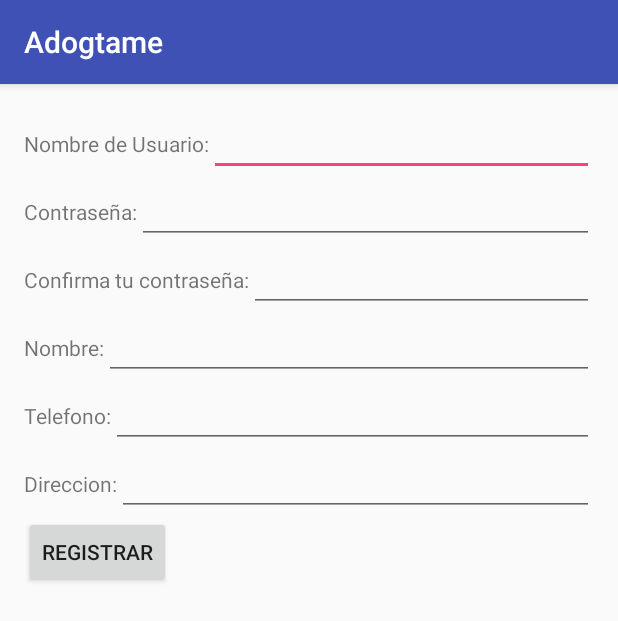
After one commit to CharlyGaleana/Adogtame, an Android app: the Registro screen opened directly, with no data from a screen before it, on a phone screen of 412 x 824 dp. The commit adds this screen. Shown: the top 621 px of the screen. Run offline under Robolectric (Android 15) with nearby library versions, the phone set to English and light mode, and no system bars.

Commit message:
Main Activity y Clase para manejo de base datos

```diff
--- a/Adogtame/app/src/main/AndroidManifest.xml
+++ b/Adogtame/app/src/main/AndroidManifest.xml
@@ -15,6 +15,7 @@
                 <category android:name="android.intent.category.LAUNCHER" />
             </intent-filter>
         </activity>
+        <activity android:name=".Registro"></activity>
     </application>
 
 </manifest>
--- /dev/null
+++ b/Adogtame/app/src/main/java/com/example/cgaleanah/adogtame/AdminSQLiteOpenHelper.java
@@ -0,0 +1,31 @@
+package com.example.cgaleanah.adogtame;
+
+import android.content.Context;
+import android.database.sqlite.SQLiteDatabase;
+import android.database.sqlite.SQLiteOpenHelper;
+
+/**
+ * Created by CGALEANAH on 03/05/2017.
+ */
+
+public class AdminSQLiteOpenHelper extends SQLiteOpenHelper{
+
+    public AdminSQLiteOpenHelper(Context context, String name, SQLiteDatabase.CursorFactory factory, int version) {
+        super(context, name, factory, version);
+    }
+
+    @Override
+    public void onCreate(SQLiteDatabase db) {
+        db.execSQL("create table usuarios(usuario text primary key, contraseña text, nombre text, telefono text, direccion text)");
+        db.execSQL("create table perros(nombre text, sexo text, raza text, edad text)");
+    }
+
+    @Override
+    public void onUpgrade(SQLiteDatabase db, int oldVersion, int newVersion) {
+        db.execSQL("drop table if exists usuarios");
+        db.execSQL("create table usuarios(usuario text primary key, nombre text, telefono text, direccion text)");
+        db.execSQL("drop table if exists perros");
+        db.execSQL("create table perros(nombre text, sexo text, raza text, edad text)");
+    }
+
+}
--- a/Adogtame/app/src/main/java/com/example/cgaleanah/adogtame/MainActivity.java
+++ b/Adogtame/app/src/main/java/com/example/cgaleanah/adogtame/MainActivity.java
@@ -1,7 +1,9 @@
 package com.example.cgaleanah.adogtame;
 
+import android.content.Intent;
 import android.support.v7.app.AppCompatActivity;
 import android.os.Bundle;
+import android.view.View;
 
 public class MainActivity extends AppCompatActivity {
 
@@ -10,4 +12,12 @@ public class MainActivity extends AppCompatActivity {
         super.onCreate(savedInstanceState);
         setContentView(R.layout.activity_main);
     }
+
+    public void registrar(View v){
+        Intent intent = new Intent(MainActivity.this, Registro.class);
+        //Bundle b = new Bundle();
+        //b.putString("Nombre", txUno.getText().toString());
+        //intent.putExtras(b);
+        startActivity(intent);
+    }
 }
--- /dev/null
+++ b/Adogtame/app/src/main/java/com/example/cgaleanah/adogtame/Registro.java
@@ -0,0 +1,13 @@
+package com.example.cgaleanah.adogtame;
+
+import android.support.v7.app.AppCompatActivity;
+import android.os.Bundle;
+
+public class Registro extends AppCompatActivity {
+
+    @Override
+    protected void onCreate(Bundle savedInstanceState) {
+        super.onCreate(savedInstanceState);
+        setContentView(R.layout.activity_registro);
+    }
+}
--- a/Adogtame/app/src/main/res/layout/activity_main.xml
+++ b/Adogtame/app/src/main/res/layout/activity_main.xml
@@ -67,6 +67,7 @@
                 android:layout_width="wrap_content"
                 android:layout_height="wrap_content"
                 android:text="Regístrate"
+                android:onClick="registrar"
                 android:id="@+id/btSignUp" />
 
         </LinearLayout>
--- /dev/null
+++ b/Adogtame/app/src/main/res/layout/activity_registro.xml
@@ -0,0 +1,129 @@
+<?xml version="1.0" encoding="utf-8"?>
+<RelativeLayout xmlns:android="http://schemas.android.com/apk/res/android"
+    xmlns:tools="http://schemas.android.com/tools"
+    android:id="@+id/activity_registro"
+    android:layout_width="match_parent"
+    android:layout_height="match_parent"
+    android:paddingBottom="@dimen/activity_vertical_margin"
+    android:paddingLeft="@dimen/activity_horizontal_margin"
+    android:paddingRight="@dimen/activity_horizontal_margin"
+    android:paddingTop="@dimen/activity_vertical_margin"
+    tools:context="com.example.cgaleanah.adogtame.Registro">
+
+    <LinearLayout
+        android:orientation="vertical"
+        android:layout_width="match_parent"
+        android:layout_height="match_parent">
+
+
+        <LinearLayout
+            android:orientation="horizontal"
+            android:layout_width="match_parent"
+            android:layout_height="wrap_content">
+
+            <TextView
+                android:layout_width="wrap_content"
+                android:layout_height="wrap_content"
+                android:text="Nombre de Usuario:" />
+
+            <EditText
+                android:layout_width="match_parent"
+                android:layout_height="wrap_content"
+                android:id="@+id/evUsuario"/>
+
+        </LinearLayout>
+
+        <LinearLayout
+            android:orientation="horizontal"
+            android:layout_width="match_parent"
+            android:layout_height="wrap_content">
+
+            <TextView
+                android:layout_width="wrap_content"
+                android:layout_height="wrap_content"
+                android:text="Contraseña:" />
+
+            <EditText
+                android:layout_width="match_parent"
+                android:layout_height="wrap_content"
+                android:id="@+id/evContra1"/>
+
+        </LinearLayout>
+
+        <LinearLayout
+            android:orientation="horizontal"
+            android:layout_width="match_parent"
+            android:layout_height="wrap_content">
+
+            <TextView
+                android:layout_width="wrap_content"
+                android:layout_height="wrap_content"
+                android:text="Confirma tu contraseña:" />
+
+            <EditText
+                android:layout_width="match_parent"
+                android:layout_height="wrap_content"
+                android:id="@+id/evContra2"/>
+
+        </LinearLayout>
+
+        <LinearLayout
+            android:orientation="horizontal"
+            android:layout_width="match_parent"
+            android:layout_height="wrap_content">
+
+            <TextView
+                android:layout_width="wrap_content"
+                android:layout_height="wrap_content"
+                android:text="Nombre:" />
+
+            <EditText
+                android:layout_width="match_parent"
+                android:layout_height="wrap_content"
+                android:id="@+id/evNombre"/>
+
+        </LinearLayout>
+
+        <LinearLayout
+            android:orientation="horizontal"
+            android:layout_width="match_parent"
+            android:layout_height="wrap_content">
+
+            <TextView
+                android:layout_width="wrap_content"
+                android:layout_height="wrap_content"
+                android:text="Telefono:" />
+
+            <EditText
+                android:layout_width="match_parent"
+                android:layout_height="wrap_content"
+                android:id="@+id/evTelefono"/>
+
+        </LinearLayout>
+
+        <LinearLayout
+            android:orientation="horizontal"
+            android:layout_width="match_parent"
+            android:layout_height="wrap_content">
+
+            <TextView
+                android:layout_width="wrap_content"
+                android:layout_height="wrap_content"
+                android:text="Direccion:" />
+
+            <EditText
+                android:layout_width="match_parent"
+                android:layout_height="wrap_content"
+                android:id="@+id/evDireccion"/>
+
+        </LinearLayout>
+
+        <Button
+            android:layout_width="wrap_content"
+            android:layout_height="wrap_content"
+            android:text="Registrar"
+            android:id="@+id/btRegistrar"/>
+
+    </LinearLayout>
+
+</RelativeLayout>
```
